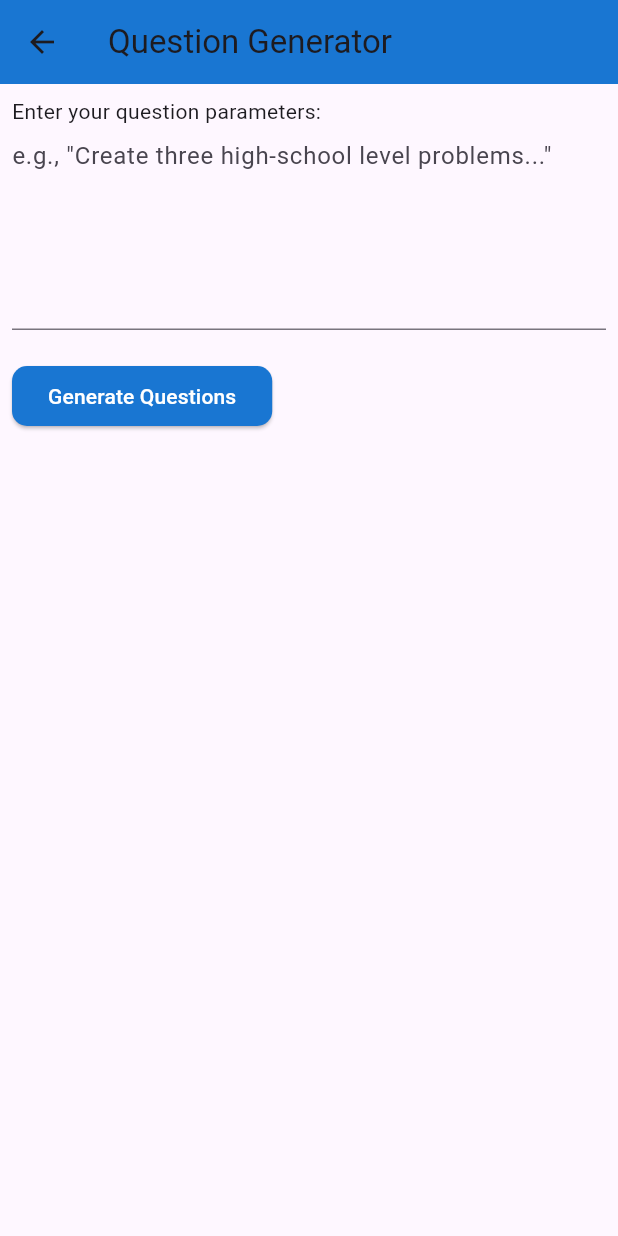
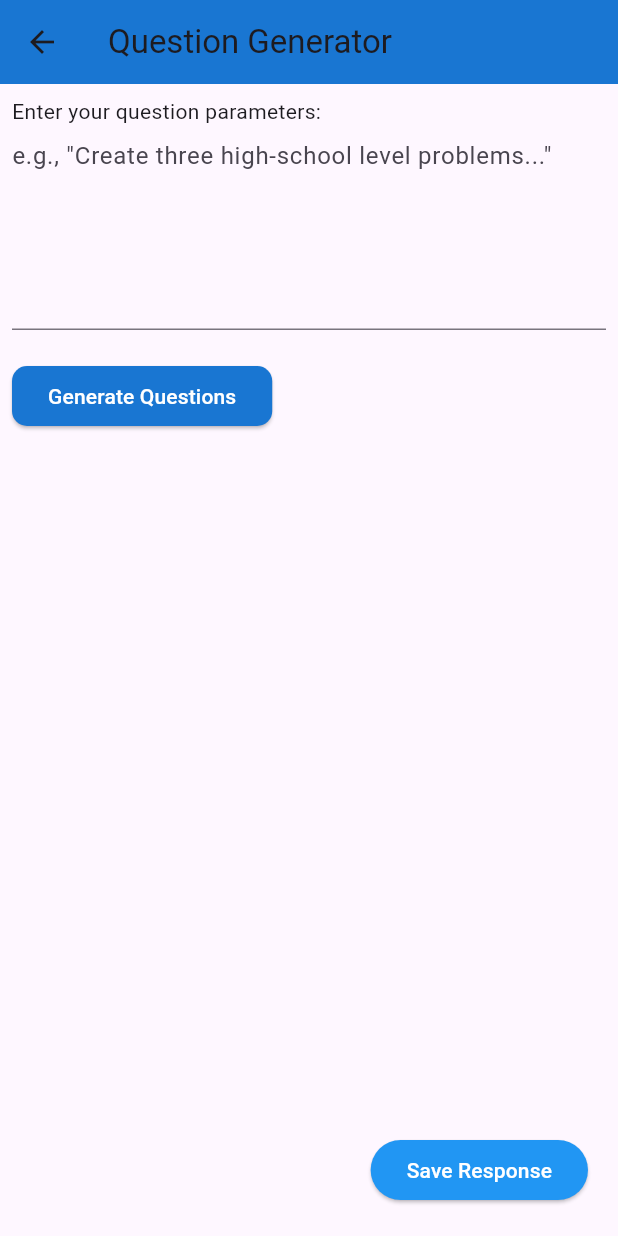
Before and after one commit to umgc/spring2024, a Flutter app: the QuestionGeneratorScreen screen opened directly, on a phone screen of 412 x 824 dp. Run offline on Flutter 3.47's test engine with Material 3 defaults, Android fonts, the phone set to English and light mode, and no system bars; our stand-ins replace file_picker, firebase_core; accounts and stored records are empty.

Commit message:
Slight changes to qg screen.

```diff
--- a/LLM/educ_ai_tion/lib/screens/question_generator_screen.dart
+++ b/LLM/educ_ai_tion/lib/screens/question_generator_screen.dart
@@ -36,9 +36,11 @@ class _QuestionGeneratorScreenState extends State<QuestionGeneratorScreen> {
         title: const Text('Question Generator'),
         backgroundColor: Colors.blue[700],
       ),
-      body: Padding(
-        padding: const EdgeInsets.all(8.0),
-        child: Column(
+      body: Stack(
+        children: [
+          Padding(
+          padding: const EdgeInsets.all(8.0),
+          child: Column(
           crossAxisAlignment: CrossAxisAlignment.start,
           children: [
             const Text('Enter your question parameters:'),
@@ -65,10 +67,25 @@ class _QuestionGeneratorScreenState extends State<QuestionGeneratorScreen> {
             Expanded(
               child: SingleChildScrollView(
                 child: Text(_generatedQuestions),
+                  ),
+                ),
+              ],
+            ),
+          ),
+           Positioned(
+            bottom: 20,
+            right: 20,
+            child: ElevatedButton(
+              onPressed: () {
+                // Add save response functionality here
+              },
+              style: ElevatedButton.styleFrom(
+                foregroundColor: Colors.white, backgroundColor: Colors.blue, // Text color
               ),
+              child: const Text('Save Response'),
             ),
-          ],
-        ),
+          ),
+        ],
       ),
     );
   }
```
